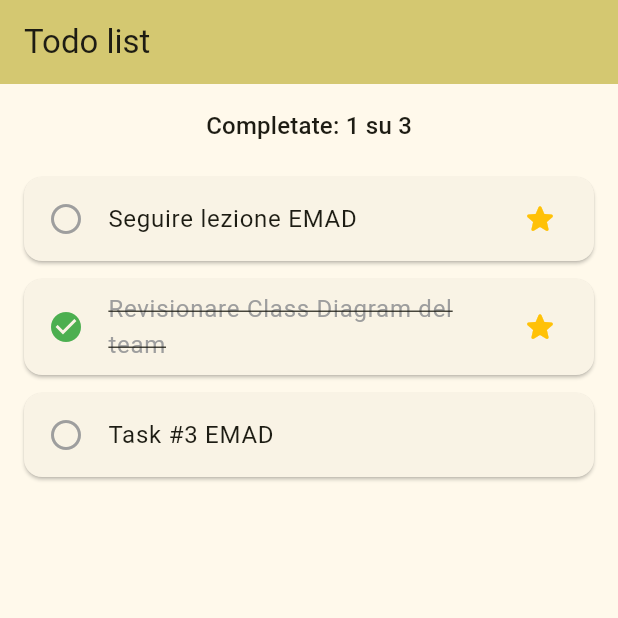
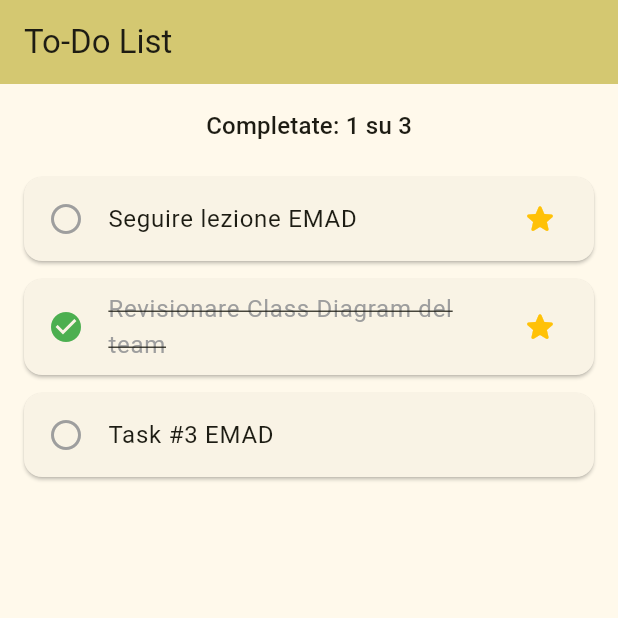
Before and after one commit to Gianpyy/emad-todo-list, a Flutter app: the screen it shows after launch, on a phone screen of 412 x 824 dp, the top half of it. Run offline on Flutter 3.47's test engine with Material 3 defaults, Android fonts, the phone set to English and light mode, and no system bars; our stand-ins replace material_ui.

Commit message:
fix: fix a typo in app title

```diff
--- a/lib/main.dart
+++ b/lib/main.dart
@@ -14,11 +14,11 @@ class MyApp extends StatelessWidget {
   @override
   Widget build(BuildContext context) {
     return MaterialApp(
-      title: 'Todo list',
+      title: 'To-Do List',
       theme: ThemeData(
         colorScheme: .fromSeed(seedColor: Colors.yellow),
       ),
-      home: const MyHomePage(title: 'Todo list'),
+      home: const MyHomePage(title: 'To-Do List'),
     );
   }
 }
@@ -119,7 +119,6 @@ class _MyHomePageState extends State<MyHomePage> {
     }
   }
 
-  // Metodo collegato all'onLongPress della card
   Future<void> _handleDeleteActivity(Activity activity) async {
     final confirmed = await showDeleteActivityModal(context, activity);
     if (confirmed == true) {
```
